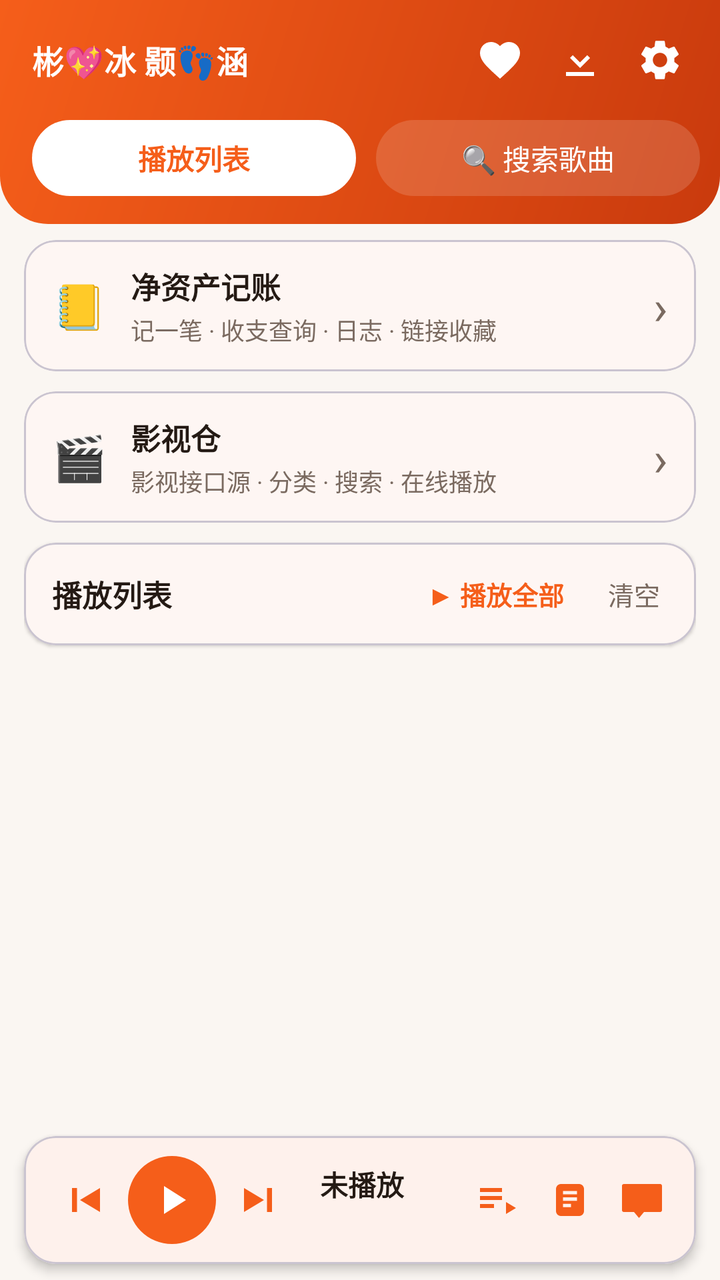
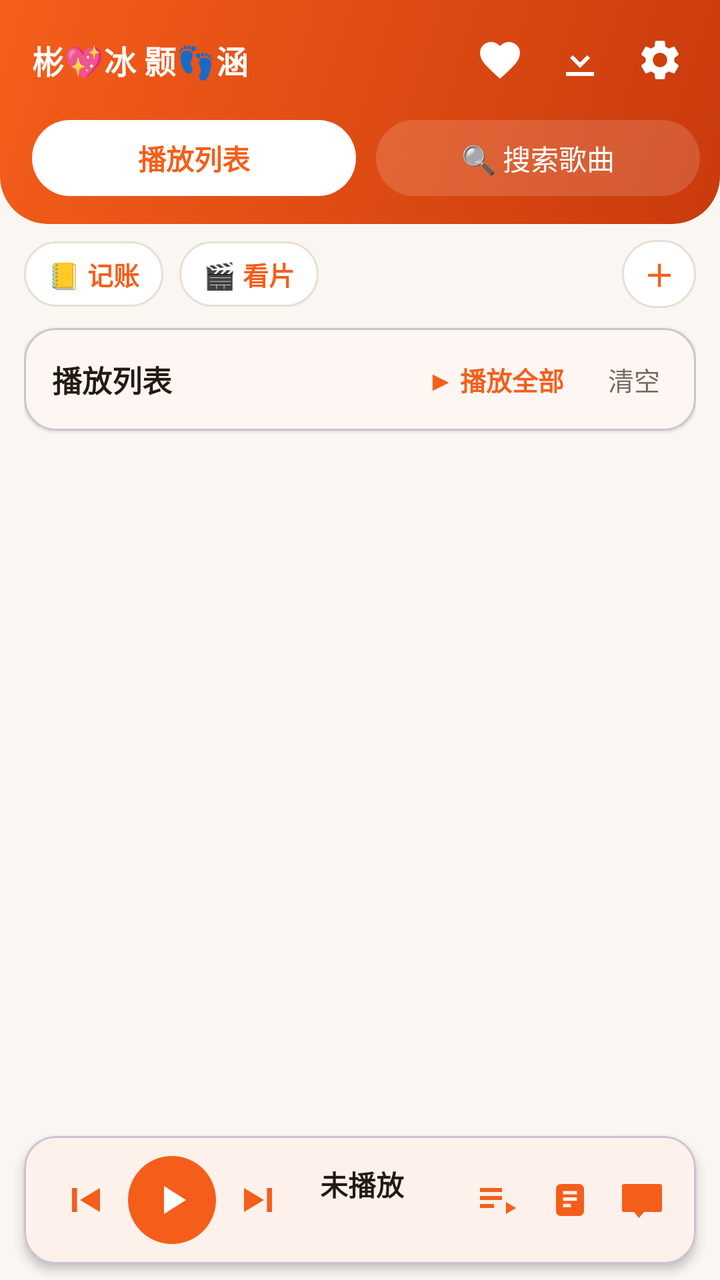

Before-and-after screenshots of an Android layout around one commit, followed by the original layout XML and the change that was made.
<!-- AndroidManifest.xml: application theme AppTheme -->
<!-- res/layout/activity_main.xml -->
<?xml version="1.0" encoding="utf-8"?>
<LinearLayout xmlns:android="http://schemas.android.com/apk/res/android"
    xmlns:app="http://schemas.android.com/apk/res-auto"
    android:layout_width="match_parent"
    android:layout_height="match_parent"
    android:orientation="vertical">

    
    <LinearLayout
        android:layout_width="match_parent"
        android:layout_height="wrap_content"
        android:orientation="vertical"
        android:background="@drawable/bg_header_gradient"
        android:paddingStart="16dp"
        android:paddingEnd="10dp"
        android:paddingTop="10dp"
        android:paddingBottom="14dp">

        
        <LinearLayout
            android:layout_width="match_parent"
            android:layout_height="wrap_content"
            android:orientation="horizontal"
            android:gravity="center_vertical">
            <TextView
                android:layout_width="wrap_content"
                android:layout_height="wrap_content"
                android:text="彬💖冰 颢👣涵"
                android:textSize="16sp"
                android:textStyle="bold"
                android:textColor="@color/on_primary"
                android:maxLines="1"
                android:includeFontPadding="false"/>
            <View
                android:layout_width="0dp"
                android:layout_height="1dp"
                android:layout_weight="1"/>
            <ImageButton
                android:id="@+id/openFavorites"
                android:layout_width="40dp"
                android:layout_height="40dp"
                android:background="?attr/selectableItemBackgroundBorderless"
                android:src="@drawable/ic_favorite"
                android:tint="@color/on_primary"
                android:scaleType="centerInside"
                android:contentDescription="收藏"/>
            <ImageButton
                android:id="@+id/openDownloads"
                android:layout_width="40dp"
                android:layout_height="40dp"
                android:background="?attr/selectableItemBackgroundBorderless"
                android:src="@drawable/ic_download"
                android:tint="@color/on_primary"
                android:scaleType="centerInside"
                android:contentDescription="已下载"/>
            <ImageButton
                android:id="@+id/openSettings"
                android:layout_width="40dp"
                android:layout_height="40dp"
                android:background="?attr/selectableItemBackgroundBorderless"
                android:src="@drawable/ic_settings"
                android:tint="@color/on_primary"
                android:scaleType="centerInside"
                android:contentDescription="设置"/>
        </LinearLayout>

        
        <LinearLayout
            android:layout_width="match_parent"
            android:layout_height="wrap_content"
            android:orientation="horizontal"
            android:gravity="center_vertical"
            android:paddingTop="10dp">
            <TextView
                android:id="@+id/tabPlaylist"
                android:layout_width="0dp"
                android:layout_height="38dp"
                android:layout_weight="1"
                android:gravity="center"
                android:text="播放列表"
                android:textSize="14sp"
                android:textStyle="bold"
                android:background="@drawable/bg_pill_white"
                android:textColor="@color/primary"/>
            <TextView
                android:id="@+id/tabSearch"
                android:layout_width="0dp"
                android:layout_height="38dp"
                android:layout_marginStart="10dp"
                android:layout_weight="1"
                android:gravity="center"
                android:text="🔍 搜索歌曲"
                android:textSize="14sp"
                android:background="@drawable/bg_pill_glass"
                android:textColor="@color/on_primary"/>
        </LinearLayout>
    </LinearLayout>

    
    <FrameLayout
        android:layout_width="match_parent"
        android:layout_height="0dp"
        android:layout_weight="1"
        android:paddingTop="8dp">

        
        <LinearLayout
            android:id="@+id/playlistPanel"
            android:layout_width="match_parent"
            android:layout_height="match_parent"
            android:orientation="vertical"
            android:paddingStart="12dp"
            android:paddingEnd="12dp">

            
            <com.google.android.material.card.MaterialCardView
                android:id="@+id/openNetAsset"
                android:layout_width="match_parent"
                android:layout_height="wrap_content"
                app:cardCornerRadius="16dp"
                app:cardElevation="1dp"
                app:cardBackgroundColor="?attr/colorSurface"
                android:layout_marginBottom="10dp">
                <LinearLayout
                    android:layout_width="match_parent"
                    android:layout_height="wrap_content"
                    android:orientation="horizontal"
                    android:gravity="center_vertical"
                    android:paddingStart="14dp"
                    android:paddingEnd="14dp"
                    android:paddingTop="12dp"
                    android:paddingBottom="12dp">
                    <TextView
                        android:layout_width="wrap_content"
                        android:layout_height="wrap_content"
                        android:text="📒"
                        android:textSize="22sp"/>
                    <LinearLayout
                        android:layout_width="0dp"
                        android:layout_height="wrap_content"
                        android:layout_weight="1"
                        android:orientation="vertical"
                        android:paddingStart="12dp">
                        <TextView
                            android:layout_width="wrap_content"
                            android:layout_height="wrap_content"
                            android:text="净资产记账"
                            android:textSize="15sp"
                            android:textStyle="bold"
                            android:textColor="?attr/colorOnSurface"/>
                        <TextView
                            android:layout_width="wrap_content"
                            android:layout_height="wrap_content"
                            android:text="记一笔 · 收支查询 · 日志 · 链接收藏"
                            android:textSize="12sp"
                            android:textColor="?attr/colorOnSurfaceVariant"
                            android:paddingTop="2dp"/>
                    </LinearLayout>
                    <TextView
                        android:layout_width="wrap_content"
                        android:layout_height="wrap_content"
                        android:text="›"
                        android:textSize="24sp"
                        android:textColor="?attr/colorOnSurfaceVariant"/>
                </LinearLayout>
            </com.google.android.material.card.MaterialCardView>

            
            <com.google.android.material.card.MaterialCardView
                android:id="@+id/openVideo"
                android:layout_width="match_parent"
                android:layout_height="wrap_content"
                app:cardCornerRadius="16dp"
                app:cardElevation="1dp"
                app:cardBackgroundColor="?attr/colorSurface"
                android:layout_marginBottom="10dp">
                <LinearLayout
                    android:layout_width="match_parent"
                    android:layout_height="wrap_content"
                    android:orientation="horizontal"
                    android:gravity="center_vertical"
                    android:paddingStart="14dp"
                    android:paddingEnd="14dp"
                    android:paddingTop="12dp"
                    android:paddingBottom="12dp">
                    <TextView
                        android:layout_width="wrap_content"
                        android:layout_height="wrap_content"
                        android:text="🎬"
                        android:textSize="22sp"/>
                    <LinearLayout
                        android:layout_width="0dp"
                        android:layout_height="wrap_content"
                        android:layout_weight="1"
                        android:orientation="vertical"
                        android:paddingStart="12dp">
                        <TextView
                            android:layout_width="wrap_content"
                            android:layout_height="wrap_content"
                            android:text="影视仓"
                            android:textSize="15sp"
                            android:textStyle="bold"
                            android:textColor="?attr/colorOnSurface"/>
                        <TextView
                            android:layout_width="wrap_content"
                            android:layout_height="wrap_content"
                            android:text="影视接口源 · 分类 · 搜索 · 在线播放"
                            android:textSize="12sp"
                            android:textColor="?attr/colorOnSurfaceVariant"
                            android:paddingTop="2dp"/>
                    </LinearLayout>
                    <TextView
                        android:layout_width="wrap_content"
                        android:layout_height="wrap_content"
                        android:text="›"
                        android:textSize="24sp"
                        android:textColor="?attr/colorOnSurfaceVariant"/>
                </LinearLayout>
            </com.google.android.material.card.MaterialCardView>

            <com.google.android.material.card.MaterialCardView
                android:layout_width="match_parent"
                android:layout_height="wrap_content"
                app:cardCornerRadius="16dp"
                app:cardElevation="1dp"
                app:cardBackgroundColor="?attr/colorSurface"
                android:layout_marginBottom="10dp">
                <LinearLayout
                    android:layout_width="match_parent"
                    android:layout_height="wrap_content"
                    android:orientation="horizontal"
                    android:gravity="center_vertical"
                    android:paddingStart="14dp"
                    android:paddingEnd="8dp"
                    android:paddingTop="10dp"
                    android:paddingBottom="10dp">
                    <TextView
                        android:id="@+id/queueCount"
                        android:layout_width="0dp"
                        android:layout_height="wrap_content"
                        android:layout_weight="1"
                        android:text="播放列表"
                        android:textSize="15sp"
                        android:textStyle="bold"
                        android:textColor="?attr/colorOnSurface"/>
                    <TextView
                        android:id="@+id/playAllQueue"
                        android:layout_width="wrap_content"
                        android:layout_height="wrap_content"
                        android:text="▶ 播放全部"
                        android:textSize="13sp"
                        android:textStyle="bold"
                        android:textColor="@color/primary"
                        android:paddingStart="12dp"
                        android:paddingEnd="12dp"
                        android:paddingTop="6dp"
                        android:paddingBottom="6dp"/>
                    <TextView
                        android:id="@+id/clearQueue"
                        android:layout_width="wrap_content"
                        android:layout_height="wrap_content"
                        android:text="清空"
                        android:textSize="13sp"
                        android:textColor="?attr/colorOnSurfaceVariant"
                        android:paddingStart="10dp"
                        android:paddingEnd="10dp"
                        android:paddingTop="6dp"
                        android:paddingBottom="6dp"/>
                </LinearLayout>
            </com.google.android.material.card.MaterialCardView>

            <androidx.recyclerview.widget.RecyclerView
                android:id="@+id/queueList"
                android:layout_width="match_parent"
                android:layout_height="0dp"
                android:layout_weight="1"
                android:clipToPadding="false"
                android:paddingBottom="8dp"/>

            
            <LinearLayout
                android:id="@+id/queueEmpty"
                android:layout_width="match_parent"
                android:layout_height="match_parent"
                android:orientation="vertical"
                android:gravity="center"
                android:visibility="gone">
                <TextView
                    android:layout_width="wrap_content"
                    android:layout_height="wrap_content"
                    android:text="🎶"
                    android:textSize="48sp"/>
                <TextView
                    android:layout_width="wrap_content"
                    android:layout_height="wrap_content"
                    android:text="播放列表还是空的"
                    android:textSize="17sp"
                    android:textStyle="bold"
                    android:textColor="?attr/colorOnSurface"
                    android:paddingTop="10dp"/>
                <TextView
                    android:layout_width="wrap_content"
                    android:layout_height="wrap_content"
                    android:text="去搜索喜欢的歌，点一下就播"
                    android:textSize="13sp"
                    android:textColor="?attr/colorOnSurfaceVariant"
                    android:paddingTop="6dp"/>
                <com.google.android.material.button.MaterialButton
                    android:id="@+id/gotoSearchBtn"
                    android:layout_width="wrap_content"
                    android:layout_height="wrap_content"
                    android:layout_marginTop="18dp"
                    android:text="去搜索"/>
            </LinearLayout>
        </LinearLayout>

        
        <LinearLayout
            android:id="@+id/searchPanel"
            android:layout_width="match_parent"
            android:layout_height="match_parent"
            android:orientation="vertical"
            android:padding="12dp"
            android:visibility="gone">

            
            <com.google.android.material.card.MaterialCardView
                android:layout_width="match_parent"
                android:layout_height="wrap_content"
                app:cardCornerRadius="16dp"
                app:cardElevation="2dp"
                app:cardBackgroundColor="?attr/colorSurface"
                android:layout_marginBottom="12dp">
                <LinearLayout
                    android:layout_width="match_parent"
                    android:layout_height="wrap_content"
                    android:orientation="horizontal"
                    android:gravity="center_vertical"
                    android:padding="10dp">
                    <com.google.android.material.textfield.TextInputLayout
                        style="@style/Widget.Material3.TextInputLayout.OutlinedBox"
                        android:layout_width="0dp"
                        android:layout_height="wrap_content"
                        android:layout_weight="1"
                        android:hint="搜索歌曲 / 歌手">
                        <com.google.android.material.textfield.TextInputEditText
                            android:id="@+id/searchInput"
                            android:layout_width="match_parent"
                            android:layout_height="wrap_content"
                            android:inputType="text"
                            android:imeOptions="actionSearch"
                            android:maxLines="1"/>
                    </com.google.android.material.textfield.TextInputLayout>
                    <com.google.android.material.button.MaterialButton
                        android:id="@+id/searchButton"
                        android:layout_width="wrap_content"
                        android:layout_height="56dp"
                        android:layout_marginStart="8dp"
                        android:text="搜索"/>
                </LinearLayout>
            </com.google.android.material.card.MaterialCardView>

            

            <TextView
                android:id="@+id/statusText"
                android:layout_width="match_parent"
                android:layout_height="wrap_content"
                android:text="搜索后点击歌曲即可播放"
                android:textColor="?attr/colorOnSurfaceVariant"
                android:textSize="13sp"
                android:padding="4dp"/>

            <androidx.recyclerview.widget.RecyclerView
                android:id="@+id/songList"
                android:layout_width="match_parent"
                android:layout_height="0dp"
                android:layout_weight="1"
                android:paddingTop="4dp"
                android:paddingBottom="8dp"
                android:clipToPadding="false"/>
        </LinearLayout>
    </FrameLayout>

    
    <com.google.android.material.card.MaterialCardView
        android:id="@+id/playerBar"
        android:layout_width="match_parent"
        android:layout_height="wrap_content"
        app:cardCornerRadius="16dp"
        app:cardElevation="3dp"
        app:cardBackgroundColor="?attr/colorSurface"
        android:layout_marginStart="12dp"
        android:layout_marginEnd="12dp"
        android:layout_marginBottom="8dp">
        <LinearLayout
            android:layout_width="match_parent"
            android:layout_height="wrap_content"
            android:orientation="horizontal"
            android:gravity="center_vertical"
            android:padding="10dp">
            <ImageButton
                android:id="@+id/prevBtn"
                android:layout_width="40dp"
                android:layout_height="40dp"
                android:background="?attr/selectableItemBackgroundBorderless"
                android:src="@drawable/ic_prev"
                android:tint="@color/primary"
                android:scaleType="centerInside"
                android:contentDescription="上一首"/>
            <ImageButton
                android:id="@+id/playPauseBtn"
                android:layout_width="44dp"
                android:layout_height="44dp"
                android:layout_marginStart="2dp"
                android:background="@drawable/bg_circle_primary"
                android:src="@drawable/ic_play"
                android:tint="@color/on_primary"
                android:scaleType="centerInside"/>
            <ImageButton
                android:id="@+id/nextBtn"
                android:layout_width="40dp"
                android:layout_height="40dp"
                android:layout_marginStart="2dp"
                android:background="?attr/selectableItemBackgroundBorderless"
                android:src="@drawable/ic_next"
                android:tint="@color/primary"
                android:scaleType="centerInside"
                android:contentDescription="下一首"/>
            <LinearLayout
                android:layout_width="0dp"
                android:layout_height="wrap_content"
                android:layout_weight="1"
                android:orientation="vertical"
                android:paddingStart="10dp"
                android:paddingEnd="4dp">
                <TextView
                    android:id="@+id/nowPlaying"
                    android:layout_width="match_parent"
                    android:layout_height="wrap_content"
                    android:text="未播放"
                    android:textSize="14sp"
                    android:textStyle="bold"
                    android:textColor="?attr/colorOnSurface"
                    android:maxLines="1"
                    android:ellipsize="end"/>
                <TextView
                    android:id="@+id/nowArtist"
                    android:layout_width="match_parent"
                    android:layout_height="wrap_content"
                    android:text=""
                    android:textSize="11sp"
                    android:paddingTop="1dp"
                    android:textColor="?attr/colorOnSurfaceVariant"
                    android:maxLines="1"
                    android:ellipsize="end"/>
            </LinearLayout>
            <ImageButton
                android:id="@+id/modeBtn"
                android:layout_width="34dp"
                android:layout_height="34dp"
                android:background="?attr/selectableItemBackgroundBorderless"
                android:src="@drawable/ic_sequence"
                android:tint="@color/primary"
                android:scaleType="centerInside"
                android:contentDescription="播放模式"/>
            <ImageButton
                android:id="@+id/lyricPageBtn"
                android:layout_width="34dp"
                android:layout_height="34dp"
                android:layout_marginStart="2dp"
                android:background="?attr/selectableItemBackgroundBorderless"
                android:src="@drawable/ic_lyric_page"
                android:tint="@color/primary"
                android:scaleType="centerInside"
                android:contentDescription="歌词页"/>
            <ImageButton
                android:id="@+id/lyricFloatBtn"
                android:layout_width="34dp"
                android:layout_height="34dp"
                android:layout_marginStart="2dp"
                android:background="?attr/selectableItemBackgroundBorderless"
                android:src="@drawable/ic_lyric_float"
                android:tint="@color/primary"
                android:scaleType="centerInside"
                android:contentDescription="桌面歌词"/>
        </LinearLayout>
    </com.google.android.material.card.MaterialCardView>
</LinearLayout>
<!-- resources referenced by this layout -->
<resources>
  <color name="on_primary">#FFFFFF</color>
  <color name="primary">#F55E1A</color>
  <!-- drawable bg_circle_primary (drawable) -->
  <?xml version="1.0" encoding="utf-8"?>
  <shape xmlns:android="http://schemas.android.com/apk/res/android"
      android:shape="oval">
      <solid android:color="@color/primary"/>
  </shape>
  <!-- drawable bg_header_gradient (drawable) -->
  <?xml version="1.0" encoding="utf-8"?>
  <shape xmlns:android="http://schemas.android.com/apk/res/android"
      android:shape="rectangle">
      <gradient
          android:startColor="@color/primary"
          android:endColor="@color/primary_dark"
          android:angle="315"/>
      <corners
          android:bottomLeftRadius="24dp"
          android:bottomRightRadius="24dp"/>
  </shape>
  <!-- drawable bg_pill_glass (drawable) -->
  <?xml version="1.0" encoding="utf-8"?>
  <shape xmlns:android="http://schemas.android.com/apk/res/android"
      android:shape="rectangle">
      <solid android:color="#26FFFFFF"/>
      <corners android:radius="19dp"/>
  </shape>
  <!-- drawable bg_pill_white (drawable) -->
  <?xml version="1.0" encoding="utf-8"?>
  <shape xmlns:android="http://schemas.android.com/apk/res/android"
      android:shape="rectangle">
      <solid android:color="#FFFFFF"/>
      <corners android:radius="19dp"/>
  </shape>
  <!-- drawable ic_download (drawable) -->
  <vector xmlns:android="http://schemas.android.com/apk/res/android"
      android:width="24dp"
      android:height="24dp"
      android:viewportWidth="24"
      android:viewportHeight="24">
      <path
          android:fillColor="#000000"
          android:pathData="M5,20h14v-2H5V20zM12,4v9.17l3.59,-3.58L17,11l-5,5 -5,-5 1.41,-1.41L12,13.17V4z"/>
  </vector>
  <!-- drawable ic_next (drawable) -->
  <?xml version="1.0" encoding="utf-8"?>
  <vector xmlns:android="http://schemas.android.com/apk/res/android"
      android:width="24dp"
      android:height="24dp"
      android:viewportWidth="24"
      android:viewportHeight="24">
      <path
          android:fillColor="#000000"
          android:pathData="M15.5 6H18v12h-2.5V6z"/>
      <path
          android:fillColor="#000000"
          android:pathData="M4 6l10 6L4 18V6z"/>
  </vector>
  <!-- drawable ic_play (drawable) -->
  <vector xmlns:android="http://schemas.android.com/apk/res/android"
      android:width="24dp"
      android:height="24dp"
      android:viewportWidth="24.0"
      android:viewportHeight="24.0">
      <path
          android:fillColor="#FFFFFF"
          android:pathData="M8 5v14l11-7z"/>
  </vector>
  <!-- drawable ic_prev (drawable) -->
  <?xml version="1.0" encoding="utf-8"?>
  <vector xmlns:android="http://schemas.android.com/apk/res/android"
      android:width="24dp"
      android:height="24dp"
      android:viewportWidth="24"
      android:viewportHeight="24">
      <path
          android:fillColor="#000000"
          android:pathData="M6 6h2.5v12H6V6z"/>
      <path
          android:fillColor="#000000"
          android:pathData="M20 6v12l-10-6L20 6z"/>
  </vector>
  <!-- drawable ic_sequence (drawable) -->
  <vector xmlns:android="http://schemas.android.com/apk/res/android"
      android:width="24dp"
      android:height="24dp"
      android:viewportWidth="24"
      android:viewportHeight="24">
      <path
          android:fillColor="#000000"
          android:pathData="M3 10h11v2H3v-2zm0-4h11v2H3V6zm0 8h7v2H3v-2zm13-1v6l5-3-5-3z"/>
  </vector>
  <color name="primary_dark">#C93A0D</color>
  <color name="background">#FAF6F2</color>
  <color name="surface">#FFFFFF</color>
  <color name="on_surface">#241A14</color>
  <color name="on_surface_variant">#7A6A60</color>
  <!-- unchanged entries left out for length: 5 -->
</resources>

<!-- the commit's change to res/layout/activity_main.xml (unified diff, before → after) -->
@@ -113,110 +113,71 @@
             android:paddingEnd="12dp">
 
             
-            <com.google.android.material.card.MaterialCardView
-                android:id="@+id/openNetAsset"
-                android:layout_width="match_parent"
-                android:layout_height="wrap_content"
-                app:cardCornerRadius="16dp"
-                app:cardElevation="1dp"
-                app:cardBackgroundColor="?attr/colorSurface"
+            <LinearLayout
+                android:layout_width="match_parent"
+                android:layout_height="wrap_content"
+                android:orientation="horizontal"
+                android:gravity="center_vertical"
                 android:layout_marginBottom="10dp">
-                <LinearLayout
-                    android:layout_width="match_parent"
-                    android:layout_height="wrap_content"
-                    android:orientation="horizontal"
-                    android:gravity="center_vertical"
-                    android:paddingStart="14dp"
-                    android:paddingEnd="14dp"
-                    android:paddingTop="12dp"
-                    android:paddingBottom="12dp">
-                    <TextView
+
+                <TextView
+                    android:id="@+id/openNetAsset"
+                    android:layout_width="wrap_content"
+                    android:layout_height="wrap_content"
+                    android:background="@drawable/bg_pill_soft"
+                    android:text="📒 记账"
+                    android:textSize="13sp"
+                    android:textStyle="bold"
+                    android:textColor="?attr/colorPrimary"
+                    android:paddingStart="12dp"
+                    android:paddingEnd="12dp"
+                    android:paddingTop="7dp"
+                    android:paddingBottom="7dp"
+                    android:layout_marginEnd="8dp"/>
+
+                <TextView
+                    android:id="@+id/openVideo"
+                    android:layout_width="wrap_content"
+                    android:layout_height="wrap_content"
+                    android:background="@drawable/bg_pill_soft"
+                    android:text="🎬 看片"
+                    android:textSize="13sp"
+                    android:textStyle="bold"
+                    android:textColor="?attr/colorPrimary"
+                    android:paddingStart="12dp"
+                    android:paddingEnd="12dp"
+                    android:paddingTop="7dp"
+                    android:paddingBottom="7dp"
+                    android:layout_marginEnd="8dp"/>
+
+                
+                <HorizontalScrollView
+                    android:layout_width="0dp"
+                    android:layout_height="wrap_content"
+                    android:layout_weight="1"
+                    android:scrollbars="none">
+                    <LinearLayout
+                        android:id="@+id/shortcutRow"
                         android:layout_width="wrap_content"
                         android:layout_height="wrap_content"
-                        android:text="📒"
-                        android:textSize="22sp"/>
-                    <LinearLayout
-                        android:layout_width="0dp"
-                        android:layout_height="wrap_content"
-                        android:layout_weight="1"
-                        android:orientation="vertical"
-                        android:paddingStart="12dp">
-                        <TextView
-                            android:layout_width="wrap_content"
-                            android:layout_height="wrap_content"
-                            android:text="净资产记账"
-                            android:textSize="15sp"
-                            android:textStyle="bold"
-                            android:textColor="?attr/colorOnSurface"/>
-                        <TextView
-                            android:layout_width="wrap_content"
-                            android:layout_height="wrap_content"
-                            android:text="记一笔 · 收支查询 · 日志 · 链接收藏"
-                            android:textSize="12sp"
-                            android:textColor="?attr/colorOnSurfaceVariant"
-                            android:paddingTop="2dp"/>
-                    </LinearLayout>
-                    <TextView
-                        android:layout_width="wrap_content"
-                        android:layout_height="wrap_content"
-                        android:text="›"
-                        android:textSize="24sp"
-                        android:textColor="?attr/colorOnSurfaceVariant"/>
-                </LinearLayout>
-            </com.google.android.material.card.MaterialCardView>
-
-            
-            <com.google.android.material.card.MaterialCardView
-                android:id="@+id/openVideo"
-                android:layout_width="match_parent"
-                android:layout_height="wrap_content"
-                app:cardCornerRadius="16dp"
-                app:cardElevation="1dp"
-                app:cardBackgroundColor="?attr/colorSurface"
-                android:layout_marginBottom="10dp">
-                <LinearLayout
-                    android:layout_width="match_parent"
-                    android:layout_height="wrap_content"
-                    android:orientation="horizontal"
-                    android:gravity="center_vertical"
-                    android:paddingStart="14dp"
-                    android:paddingEnd="14dp"
-                    android:paddingTop="12dp"
-                    android:paddingBottom="12dp">
-                    <TextView
-                        android:layout_width="wrap_content"
-                        android:layout_height="wrap_content"
-                        android:text="🎬"
-                        android:textSize="22sp"/>
-                    <LinearLayout
-                        android:layout_width="0dp"
-                        android:layout_height="wrap_content"
-                        android:layout_weight="1"
-                        android:orientation="vertical"
-                        android:paddingStart="12dp">
-                        <TextView
-                            android:layout_width="wrap_content"
-                            android:layout_height="wrap_content"
-                            android:text="影视仓"
-                            android:textSize="15sp"
-                            android:textStyle="bold"
-                            android:textColor="?attr/colorOnSurface"/>
-                        <TextView
-                            android:layout_width="wrap_content"
-                            android:layout_height="wrap_content"
-                            android:text="影视接口源 · 分类 · 搜索 · 在线播放"
-                            android:textSize="12sp"
-                            android:textColor="?attr/colorOnSurfaceVariant"
-                            android:paddingTop="2dp"/>
-                    </LinearLayout>
-                    <TextView
-                        android:layout_width="wrap_content"
-                        android:layout_height="wrap_content"
-                        android:text="›"
-                        android:textSize="24sp"
-                        android:textColor="?attr/colorOnSurfaceVariant"/>
-                </LinearLayout>
-            </com.google.android.material.card.MaterialCardView>
+                        android:orientation="horizontal"/>
+                </HorizontalScrollView>
+
+                <TextView
+                    android:id="@+id/addShortcutBtn"
+                    android:layout_width="wrap_content"
+                    android:layout_height="wrap_content"
+                    android:background="@drawable/bg_pill_soft"
+                    android:text="＋"
+                    android:textSize="15sp"
+                    android:textStyle="bold"
+                    android:textColor="?attr/colorPrimary"
+                    android:paddingStart="11dp"
+                    android:paddingEnd="11dp"
+                    android:paddingTop="6dp"
+                    android:paddingBottom="6dp"
+                    android:layout_marginStart="6dp"/>
+            </LinearLayout>
 
             <com.google.android.material.card.MaterialCardView
                 android:layout_width="match_parent"
<!-- resource entries referenced after the edit -->
@@ -26,6 +26,14 @@
       android:shape="rectangle">
       <solid android:color="#26FFFFFF"/>
       <corners android:radius="19dp"/>
+  </shape>
+  <!-- drawable bg_pill_soft (drawable) -->
+  <?xml version="1.0" encoding="utf-8"?>
+  <shape xmlns:android="http://schemas.android.com/apk/res/android"
+      android:shape="rectangle">
+      <solid android:color="@color/surface"/>
+      <corners android:radius="17dp"/>
+      <stroke android:width="1dp" android:color="@color/outline"/>
   </shape>
   <!-- drawable bg_pill_white (drawable) -->
   <?xml version="1.0" encoding="utf-8"?>
@@ -95,6 +103,7 @@
   <color name="primary_dark">#C93A0D</color>
   <color name="background">#FAF6F2</color>
   <color name="surface">#FFFFFF</color>
+  <color name="outline">#E8DED6</color>
   <color name="on_surface">#241A14</color>
   <color name="on_surface_variant">#7A6A60</color>
   <!-- unchanged entries left out for length: 5 -->
